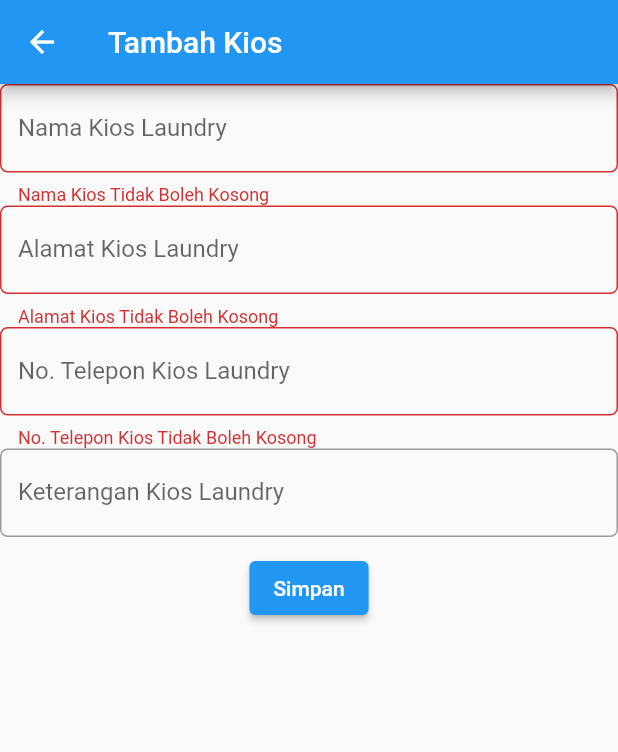
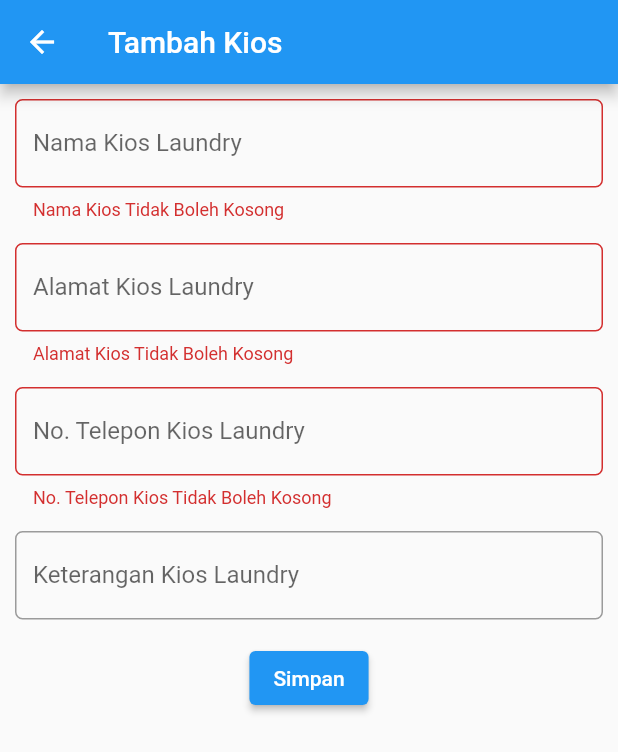
Before and after one commit to indratdev/laundry_app, a Flutter app: the ManageMasterKios screen opened by its route, after a tap on "Simpan", on a phone screen of 412 x 824 dp. Shown: the top 752 px of the screen. Run offline on Flutter 3.47's test engine with Material 2 defaults, Android fonts, the phone set to English and light mode, and no system bars; our stand-ins replace cloud_firestore, firebase_auth, firebase_core; accounts and stored records are empty.

Commit message:
penambahan fungsi add master kios, screen master, screen master kios

```diff
--- a/lib/config/routes/routes.dart
+++ b/lib/config/routes/routes.dart
@@ -2,6 +2,8 @@ import 'package:flutter/material.dart';
 import 'package:laundry_app/modules/screens/forgotpwd/forgotpwd_screen.dart';
 import 'package:laundry_app/modules/screens/login/login_screen.dart';
 import 'package:laundry_app/modules/screens/master/managemkios.dart';
+import 'package:laundry_app/modules/screens/master/master_screen.dart';
+import 'package:laundry_app/modules/screens/master/masterkios.dart';
 import 'package:laundry_app/modules/screens/register/register_screen.dart';
 import 'package:laundry_app/modules/screens/laundryapp.dart';
 
@@ -11,6 +13,8 @@ class Routes {
     '/register': (_) => RegisterScreen(),
     '/forgotpwd': (_) => ForgotpwdScreen(),
     '/home': (_) => LaundryApp(),
+    '/master': (_) => MasterScreen(),
+    '/masterkios': (_) => MasterKios(),
     '/masterkios/add': (_) => ManageMasterKios(),
   };
 }
--- /dev/null
+++ b/lib/modules/models/member.dart
@@ -0,0 +1,19 @@
+class Member {
+  String idKios, name, address, phoneNumber, description;
+
+  Member({
+    this.idKios = '',
+    required this.name,
+    required this.address,
+    this.phoneNumber = '',
+    this.description = '',
+  });
+
+  Map<String, dynamic> toJson() => {
+        "id": idKios,
+        "name": name,
+        "address": address,
+        "phoneNumber": phoneNumber,
+        "description": description,
+      };
+}
--- a/lib/modules/screens/master/managemkios.dart
+++ b/lib/modules/screens/master/managemkios.dart
@@ -1,9 +1,13 @@
 import 'package:flutter/material.dart';
+import 'package:laundry_app/core/auth/fireauth.dart';
+import 'package:laundry_app/modules/models/member.dart';
+import 'package:flutter/scheduler.dart' show timeDilation;
 
 class ManageMasterKios extends StatelessWidget {
   ManageMasterKios({Key? key}) : super(key: key);
 
   final _keyForm = GlobalKey<FormState>();
+  final fireAuth = FireAuth();
 
   final _kiosNameController = TextEditingController();
   final _addressKiosController = TextEditingController();
@@ -23,11 +27,14 @@ class ManageMasterKios extends StatelessWidget {
           child: Column(
             children: <Widget>[
               // kios name
-              TextFormField(
+              Padding(
+                padding: const EdgeInsets.fromLTRB(10, 10, 10, 5),
+                child: TextFormField(
                   controller: _kiosNameController,
                   decoration: InputDecoration(
                     hintText: "Nama Kios",
                     labelText: "Nama Kios Laundry",
+                    // contentPadding: EdgeInsets.symmetric(vertical: 30),
                     border: OutlineInputBorder(
                         borderRadius: BorderRadius.circular(5.0)),
                   ),
@@ -38,8 +45,12 @@ class ManageMasterKios extends StatelessWidget {
                     return null;
                   },
                 ),
+              ),
+
               // kios address
-              TextFormField(
+              Padding(
+                padding: const EdgeInsets.fromLTRB(10, 10, 10, 5),
+                child: TextFormField(
                   controller: _addressKiosController,
                   decoration: InputDecoration(
                     hintText: "Alamat Kios",
@@ -54,8 +65,11 @@ class ManageMasterKios extends StatelessWidget {
                     return null;
                   },
                 ),
+              ),
               // kios phone
-              TextFormField(
+              Padding(
+                padding: const EdgeInsets.fromLTRB(10, 10, 10, 5),
+                child: TextFormField(
                   controller: _phoneNumberController,
                   keyboardType: TextInputType.phone,
                   decoration: InputDecoration(
@@ -71,8 +85,11 @@ class ManageMasterKios extends StatelessWidget {
                     return null;
                   },
                 ),
+              ),
               // kios description
-              TextFormField(
+              Padding(
+                padding: const EdgeInsets.fromLTRB(10, 10, 10, 5),
+                child: TextFormField(
                   controller: _descriptionKiosController,
                   decoration: InputDecoration(
                     hintText: "Keterangan Kios",
@@ -81,12 +98,34 @@ class ManageMasterKios extends StatelessWidget {
                         borderRadius: BorderRadius.circular(5.0)),
                   ),
                 ),
+              ),
               const SizedBox(height: 10),
               ElevatedButton(
-                onPressed: () {
+                onPressed: () async {
                   if (_keyForm.currentState!.validate()) {
-                    print('validate success');
+                    fireAuth.createMemberKios(
+                        member: Member(
+                      name: _kiosNameController.text,
+                      address: _addressKiosController.text,
+                      description: _descriptionKiosController.text,
+                      phoneNumber: _phoneNumberController.text,
+                    ));
                   }
+                  // final user = FireAuth.auth.currentUser;
+                  // final uid = user;
+                  // print(uid);
+
+                  // var userDocRef = FirebaseFirestore.instance
+                  //     .collection('collection_name')
+                  //     .doc('doc_id');
+                  // var doc = await userDocRef.get();
+                  // if (!doc.exists) {
+                  //   print('No such document exista!');
+                  // } else {
+                  //   print(
+                  //     'Document data: $doc.data() ',
+                  //   );
+                  // }
                 },
                 child: const Text("Simpan"),
               ),
```
Also changed, not shown: lib/core/auth/fireauth.dart (+23 -0 lines), lib/modules/screens/laundryapp.dart (+9 -2 lines), lib/modules/screens/master/master_screen.dart (added, +20 -0 lines), lib/modules/screens/master/masterkios.dart (+6 -2 lines), pubspec.lock, 2 other files. Lines whose indentation alone changed are shown as unchanged.
